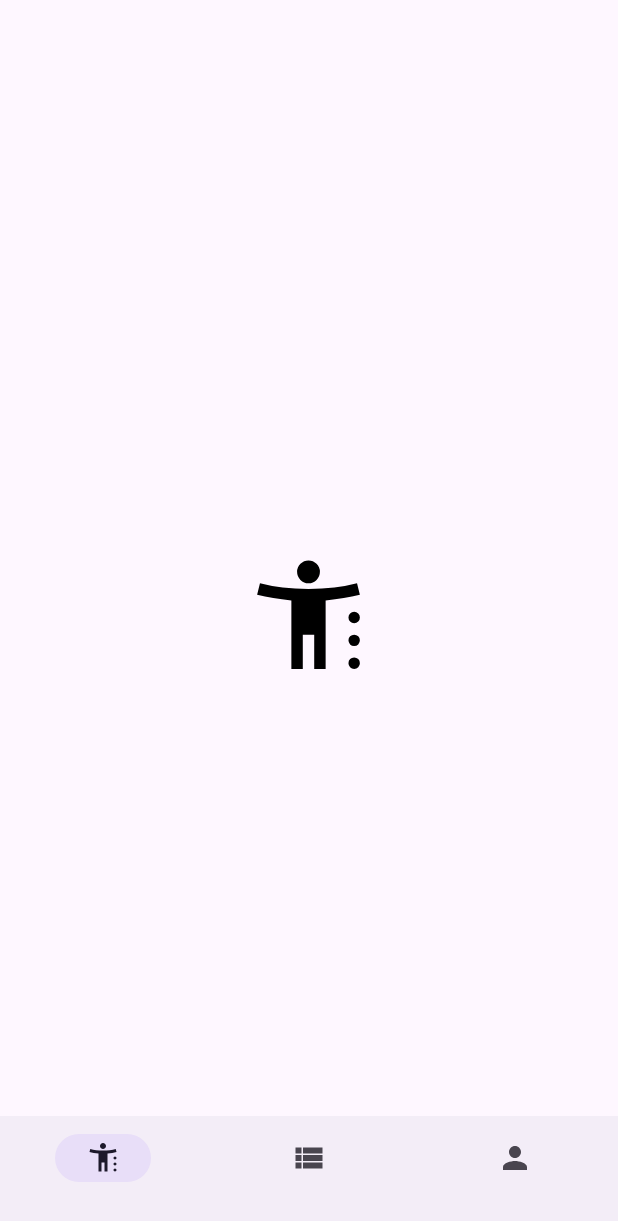
After one commit to MatCliff/ChildGrowth, an Android app: the MeasureFragment screen opened through its navigation route, on a phone screen of 412 x 824 dp. The commit adds this screen. Shown: the top 1221 px of the screen. Run offline under Robolectric (Android 15) with nearby library versions, the phone set to English and light mode, and no system bars; our stand-ins replace navigation-ui.

Commit message:
base udh kecuali bagian side navigation, entah kenapa looping dan error.

```diff
--- /dev/null
+++ b/app/src/main/java/com/ubaya/childgrowth/DataFragment.kt
@@ -0,0 +1,23 @@
+package com.ubaya.childgrowth
+
+import android.os.Bundle
+import androidx.fragment.app.Fragment
+import android.view.LayoutInflater
+import android.view.View
+import android.view.ViewGroup
+import com.ubaya.childgrowth.databinding.FragmentDataBinding
+
+class DataFragment : Fragment() {
+    private lateinit var binding: FragmentDataBinding
+    override fun onCreateView(
+        inflater: LayoutInflater, container: ViewGroup?,
+        savedInstanceState: Bundle?
+    ): View? {
+        binding = FragmentDataBinding.inflate(inflater,container,false)
+        return binding.root
+    }
+
+    override fun onViewCreated(view: View, savedInstanceState: Bundle?) {
+        super.onViewCreated(view, savedInstanceState)
+    }
+}
--- a/app/src/main/java/com/ubaya/childgrowth/MainActivity.kt
+++ b/app/src/main/java/com/ubaya/childgrowth/MainActivity.kt
@@ -5,16 +5,33 @@ import androidx.activity.enableEdgeToEdge
 import androidx.appcompat.app.AppCompatActivity
 import androidx.core.view.ViewCompat
 import androidx.core.view.WindowInsetsCompat
+import androidx.navigation.NavController
+import androidx.navigation.NavHostController
+import androidx.navigation.fragment.NavHostFragment
+import androidx.navigation.ui.NavigationUI
+import androidx.navigation.ui.setupWithNavController
+import com.ubaya.childgrowth.databinding.ActivityMainBinding
 
 class MainActivity : AppCompatActivity() {
+    private lateinit var binding: ActivityMainBinding
+    private lateinit var navController: NavController
+
     override fun onCreate(savedInstanceState: Bundle?) {
         super.onCreate(savedInstanceState)
-        enableEdgeToEdge()
-        setContentView(R.layout.activity_main)
-        ViewCompat.setOnApplyWindowInsetsListener(findViewById(R.id.main)) { v, insets ->
-            val systemBars = insets.getInsets(WindowInsetsCompat.Type.systemBars())
-            v.setPadding(systemBars.left, systemBars.top, systemBars.right, systemBars.bottom)
-            insets
-        }
+        binding = ActivityMainBinding.inflate(layoutInflater)
+        val view = binding.root
+        setContentView(view)
+
+        navController = (supportFragmentManager.findFragmentById(R.id.hostFragment) as NavHostFragment).navController
+//entah knp line 27 error
+//        NavigationUI.setupActionBarWithNavController(this,navController,binding.drawerLayout)
+//        NavigationUI.setupWithNavController(binding.navView, navController)
+
+        binding.bottomNav.setupWithNavController(navController)
+    }
+
+    override fun onSupportNavigateUp(): Boolean {
+//        return NavigationUI.navigateUp(navController, binding.drawerLayout) || onSupportNavigateUp()
+        return onSupportNavigateUp()
     }
 }
--- /dev/null
+++ b/app/src/main/java/com/ubaya/childgrowth/MeasureFragment.kt
@@ -0,0 +1,26 @@
+package com.ubaya.childgrowth
+
+import android.os.Bundle
+import androidx.fragment.app.Fragment
+import android.view.LayoutInflater
+import android.view.View
+import android.view.ViewGroup
+import com.ubaya.childgrowth.databinding.FragmentDataBinding
+import com.ubaya.childgrowth.databinding.FragmentMeasureBinding
+
+class MeasureFragment : Fragment() {
+    private lateinit var binding: FragmentMeasureBinding
+    override fun onCreateView(
+        inflater: LayoutInflater, container: ViewGroup?,
+        savedInstanceState: Bundle?
+    ): View? {
+        binding = FragmentMeasureBinding.inflate(inflater,container,false)
+        // Inflate the layout for this fragment
+        return binding.root
+    }
+
+    override fun onViewCreated(view: View, savedInstanceState: Bundle?) {
+        super.onViewCreated(view, savedInstanceState)
+    }
+
+}
--- /dev/null
+++ b/app/src/main/res/drawable/baseline_person_24.xml
@@ -0,0 +1,5 @@
+<vector xmlns:android="http://schemas.android.com/apk/res/android" android:height="24dp" android:tint="#000000" android:viewportHeight="24" android:viewportWidth="24" android:width="24dp">
+
+    <path android:fillColor="@android:color/white" android:pathData="M12,12c2.21,0 4,-1.79 4,-4s-1.79,-4 -4,-4 -4,1.79 -4,4 1.79,4 4,4zM12,14c-2.67,0 -8,1.34 -8,4v2h16v-2c0,-2.66 -5.33,-4 -8,-4z"/>
+
+</vector>
--- /dev/null
+++ b/app/src/main/res/drawable/baseline_view_list_24.xml
@@ -0,0 +1,5 @@
+<vector xmlns:android="http://schemas.android.com/apk/res/android" android:autoMirrored="true" android:height="24dp" android:tint="#000000" android:viewportHeight="24" android:viewportWidth="24" android:width="24dp">
+
+    <path android:fillColor="@android:color/white" android:pathData="M3,14h4v-4H3V14zM3,19h4v-4H3V19zM3,9h4V5H3V9zM8,14h13v-4H8V14zM8,19h13v-4H8V19zM8,5v4h13V5H8z"/>
+
+</vector>
--- /dev/null
+++ b/app/src/main/res/drawable/outline_accessible_menu_24.xml
@@ -0,0 +1,5 @@
+<vector xmlns:android="http://schemas.android.com/apk/res/android" android:height="24dp" android:tint="#000000" android:viewportHeight="960" android:viewportWidth="960" android:width="24dp">
+
+    <path android:fillColor="@android:color/white" android:pathData="M480,240Q447,240 423.5,216.5Q400,193 400,160Q400,127 423.5,103.5Q447,80 480,80Q513,80 536.5,103.5Q560,127 560,160Q560,193 536.5,216.5Q513,240 480,240ZM360,840L360,360Q292,354 233,344Q174,334 120,320L140,240Q215,260 299,270Q383,280 480,280Q577,280 661,270Q745,260 820,240L840,320Q786,334 727,344Q668,354 600,360L600,840L520,840L520,600L440,600L440,840L360,840ZM800,520Q783,520 771.5,508.5Q760,497 760,480Q760,463 771.5,451.5Q783,440 800,440Q817,440 828.5,451.5Q840,463 840,480Q840,497 828.5,508.5Q817,520 800,520ZM800,680Q783,680 771.5,668.5Q760,657 760,640Q760,623 771.5,611.5Q783,600 800,600Q817,600 828.5,611.5Q840,623 840,640Q840,657 828.5,668.5Q817,680 800,680ZM800,840Q783,840 771.5,828.5Q760,817 760,800Q760,783 771.5,771.5Q783,760 800,760Q817,760 828.5,771.5Q840,783 840,800Q840,817 828.5,828.5Q817,840 800,840Z"/>
+
+</vector>
--- a/app/src/main/res/layout/activity_main.xml
+++ b/app/src/main/res/layout/activity_main.xml
@@ -1,19 +1,41 @@
 <?xml version="1.0" encoding="utf-8"?>
-<androidx.constraintlayout.widget.ConstraintLayout xmlns:android="http://schemas.android.com/apk/res/android"
+<androidx.drawerlayout.widget.DrawerLayout
+    xmlns:android="http://schemas.android.com/apk/res/android"
     xmlns:app="http://schemas.android.com/apk/res-auto"
     xmlns:tools="http://schemas.android.com/tools"
+    android:id="@+id/drawerLayout"
+    android:layout_width="match_parent"
+    android:layout_height="match_parent"
+    android:fitsSystemWindows="true">
+
+    <androidx.constraintlayout.widget.ConstraintLayout
         android:id="@+id/main"
         android:layout_width="match_parent"
         android:layout_height="match_parent"
         tools:context=".MainActivity">
 
-    <TextView
-        android:layout_width="wrap_content"
+        <androidx.fragment.app.FragmentContainerView
+            android:id="@+id/hostFragment"
+            android:name="androidx.navigation.fragment.NavHostFragment"
+            android:layout_width="match_parent"
+            android:layout_height="match_parent"
+            app:defaultNavHost="true"
+            app:navGraph="@navigation/growth_navigation" />
+
+        <com.google.android.material.bottomnavigation.BottomNavigationView
+            android:id="@+id/bottomNav"
+            android:layout_width="match_parent"
             android:layout_height="wrap_content"
-        android:text="Hello World!"
             app:layout_constraintBottom_toBottomOf="parent"
             app:layout_constraintEnd_toEndOf="parent"
             app:layout_constraintStart_toStartOf="parent"
-        app:layout_constraintTop_toTopOf="parent" />
+            app:menu="@menu/bottom_menu" />
+    </androidx.constraintlayout.widget.ConstraintLayout>
 
-</androidx.constraintlayout.widget.ConstraintLayout>
+    <com.google.android.material.navigation.NavigationView
+        android:id="@+id/navView"
+        android:layout_width="wrap_content"
+        android:layout_height="match_parent"
+        android:layout_gravity="start"
+        app:menu="@menu/bottom_menu" />
+</androidx.drawerlayout.widget.DrawerLayout>
--- /dev/null
+++ b/app/src/main/res/layout/fragment_measure.xml
@@ -0,0 +1,15 @@
+<?xml version="1.0" encoding="utf-8"?>
+<FrameLayout xmlns:android="http://schemas.android.com/apk/res/android"
+    xmlns:app="http://schemas.android.com/apk/res-auto"
+    xmlns:tools="http://schemas.android.com/tools"
+    android:layout_width="match_parent"
+    android:layout_height="match_parent"
+    tools:context=".MeasureFragment">
+
+    <ImageView
+        android:id="@+id/imageView2"
+        android:layout_width="91dp"
+        android:layout_height="102dp"
+        android:layout_gravity="center"
+        android:src="@drawable/outline_accessible_menu_24" />
+</FrameLayout>
--- /dev/null
+++ b/app/src/main/res/menu/bottom_menu.xml
@@ -0,0 +1,18 @@
+<?xml version="1.0" encoding="utf-8"?>
+<menu xmlns:app="http://schemas.android.com/apk/res-auto"
+    xmlns:android="http://schemas.android.com/apk/res/android">
+
+    <item
+        android:id="@+id/itemMeasure"
+        android:icon="@drawable/outline_accessible_menu_24"
+        app:showAsAction="always" />
+    <item
+        android:id="@+id/itemData"
+        android:icon="@drawable/baseline_view_list_24"
+        android:visible="true"
+        app:showAsAction="always" />
+    <item
+        android:id="@+id/itemProfile"
+        android:icon="@drawable/baseline_person_24"
+        app:showAsAction="always" />
+</menu>
--- /dev/null
+++ b/app/src/main/res/navigation/growth_navigation.xml
@@ -0,0 +1,23 @@
+<?xml version="1.0" encoding="utf-8"?>
+<navigation xmlns:android="http://schemas.android.com/apk/res/android"
+    xmlns:app="http://schemas.android.com/apk/res-auto"
+    xmlns:tools="http://schemas.android.com/tools"
+    android:id="@+id/growth_navigation"
+    app:startDestination="@id/itemData">
+
+    <fragment
+        android:id="@+id/itemData"
+        android:name="com.ubaya.childgrowth.DataFragment"
+        android:label="fragment_data"
+        tools:layout="@layout/fragment_data" />
+    <fragment
+        android:id="@+id/itemMeasure"
+        android:name="com.ubaya.childgrowth.MeasureFragment"
+        android:label="fragment_measure"
+        tools:layout="@layout/fragment_measure" />
+    <fragment
+        android:id="@+id/itemProfile"
+        android:name="com.ubaya.childgrowth.ProfileFragment"
+        android:label="fragment_profile"
+        tools:layout="@layout/fragment_profile" />
+</navigation>
--- a/app/src/main/res/values/strings.xml
+++ b/app/src/main/res/values/strings.xml
@@ -1,3 +1,5 @@
 <resources>
     <string name="app_name">ChildGrowth</string>
+    <!-- TODO: Remove or change this placeholder text -->
+    <string name="hello_blank_fragment">Hello blank fragment</string>
 </resources>
```
Also changed, not shown: app/build.gradle.kts (+7 -0 lines), app/src/main/java/com/ubaya/childgrowth/ProfileFragment.kt (added, +22 -0 lines), app/src/main/res/layout/fragment_data.xml (added, +15 -0 lines), app/src/main/res/layout/fragment_profile.xml (added, +15 -0 lines), build.gradle.kts (+10 -0 lines), gradle/libs.versions.toml (+14 -8 lines). Lines whose indentation alone changed are shown as unchanged.
